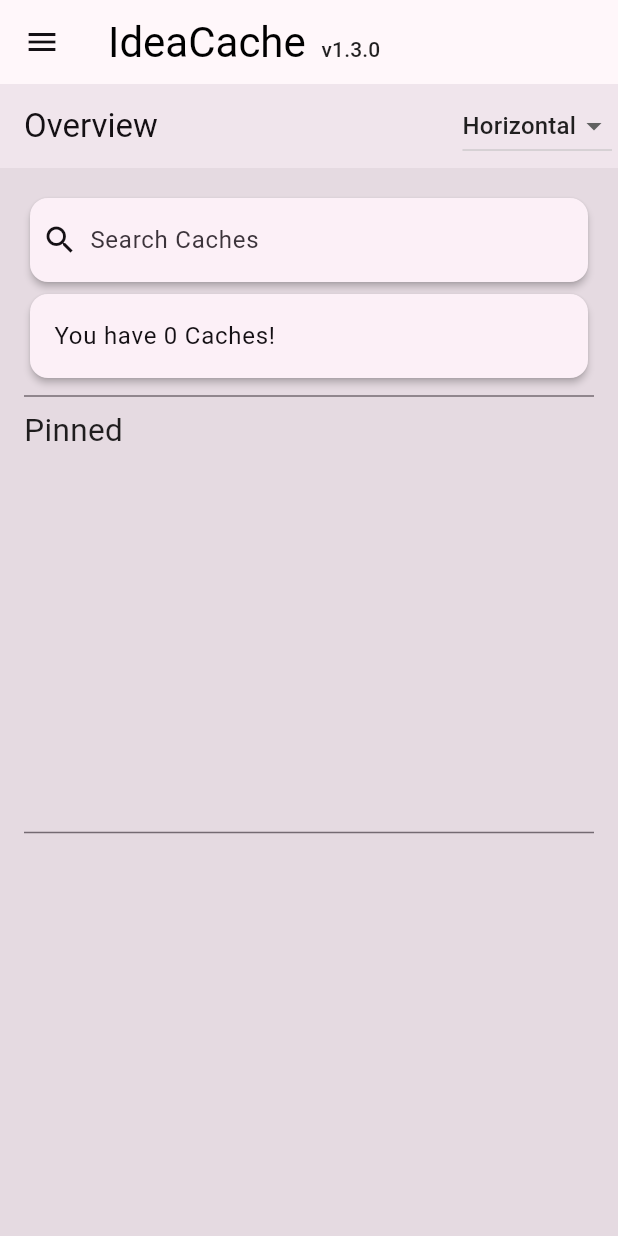
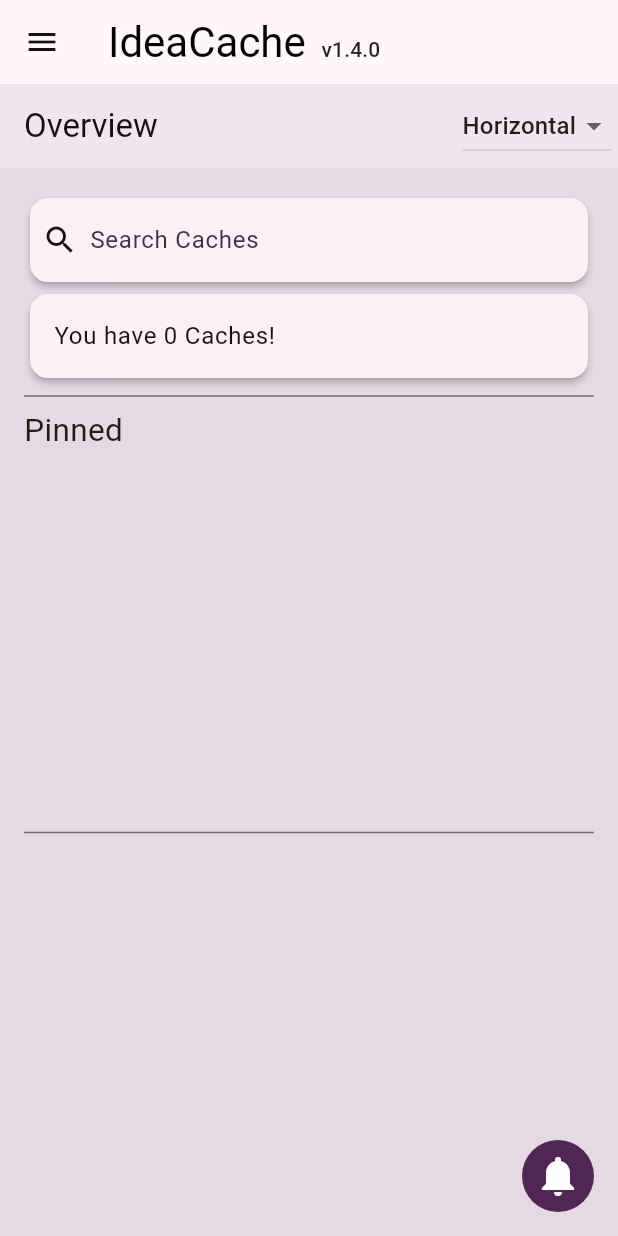
Before and after one commit to undefinedpatient/idea_cache, a Flutter app: the screen it shows after launch, on a phone screen of 412 x 824 dp. Run offline on Flutter 3.47's test engine with Material 3 defaults, Android fonts, the phone set to English and light mode, and no system bars; our stand-ins replace audioplayers, file_picker, flutter_local_notifications, flutter_timezone, timezone; missing offline and left inert: flutter_quill, window_manager; Roboto replaces fonts that are missing (FiraCode Nerd Font).

```diff
--- a/lib/app.dart
+++ b/lib/app.dart
@@ -387,6 +387,17 @@ class _ICMainView extends State<ICMainView> {
       );
     } else {
       return Scaffold(
+        floatingActionButton: ICReminderButton(
+          onTap: () {
+            isReminderSheetOpened = true;
+            showModalBottomSheet(
+              context: context,
+              builder: (context) {
+                return ICReminderView();
+              },
+            );
+          },
+        ),
         backgroundColor: Theme.of(context).colorScheme.surfaceContainerLow,
         appBar: AppBar(
           title: RichText(
@@ -395,7 +406,7 @@ class _ICMainView extends State<ICMainView> {
               style: Theme.of(context).textTheme.headlineMedium,
               children: <TextSpan>[
                 TextSpan(
-                  text: " v1.3.0",
+                  text: " v1.4.0",
                   style: Theme.of(context).textTheme.labelLarge,
                 ),
               ],
--- a/lib/notificationhandler.dart
+++ b/lib/notificationhandler.dart
@@ -2,6 +2,7 @@ import 'dart:async';
 import 'dart:developer' as dev;
 
 import 'package:audioplayers/audioplayers.dart';
+import 'package:flutter/material.dart';
 import 'package:flutter/widgets.dart';
 import 'package:flutter_local_notifications/flutter_local_notifications.dart';
 import 'package:flutter_timezone/flutter_timezone.dart' as tz;
@@ -13,14 +14,22 @@ import 'package:timezone/timezone.dart';
 // local Notification : in app
 // Notification : pop up on screen, like message notification
 class ICNotificationHandler extends ChangeNotifier {
+  static AndroidNotificationChannel channel = const AndroidNotificationChannel(
+    'Channel_id',
+    'Channel_title',
+    description: 'This channel is used for important notifications.',
+    importance: Importance.high,
+    playSound: true,
+  );
   static const WindowsInitializationSettings initializationSettingsWindows =
       WindowsInitializationSettings(
         appName: 'IdeaCache',
         appUserModelId: 'Com.Patient.IdeaCache',
         guid: '9d8409f2-8955-483b-83b3-b5d982db52f5',
       );
-  // static const AndroidInitializationSettings androidSettings =
-  //     AndroidInitializationSettings('@mipmap/ic_launcher');
+  static const AndroidInitializationSettings initializationSettingsAndroid =
+      AndroidInitializationSettings('@mipmap/ic_launcher');
+
   static final FlutterLocalNotificationsPlugin flutterLocalNotificationsPlugin =
       FlutterLocalNotificationsPlugin();
   static final List<ICReminder> _alarmList = [];
@@ -193,8 +202,14 @@ class ICNotificationHandler extends ChangeNotifier {
     const InitializationSettings initSettings = InitializationSettings(
       // android: androidSettings,
       windows: initializationSettingsWindows,
-      android: AndroidInitializationSettings(""),
+      android: initializationSettingsAndroid,
     );
+
+    await flutterLocalNotificationsPlugin
+        .resolvePlatformSpecificImplementation<
+          AndroidFlutterLocalNotificationsPlugin
+        >()
+        ?.requestNotificationsPermission();
 
     await flutterLocalNotificationsPlugin.initialize(
       initSettings,
@@ -211,6 +226,15 @@ class ICNotificationHandler extends ChangeNotifier {
         WindowsNotificationDetails();
     NotificationDetails details = NotificationDetails(
       windows: windowsNotificationDetails,
+      android: AndroidNotificationDetails(
+        channel.id,
+        channel.name,
+        channelDescription: channel.description,
+        importance: Importance.high,
+        color: Colors.blue,
+        playSound: true,
+        icon: '@mipmap/ic_launcher',
+      ),
     );
     ICNotificationHandler.flutterLocalNotificationsPlugin.show(
       0,
```
Also changed, not shown: 2 other files.
